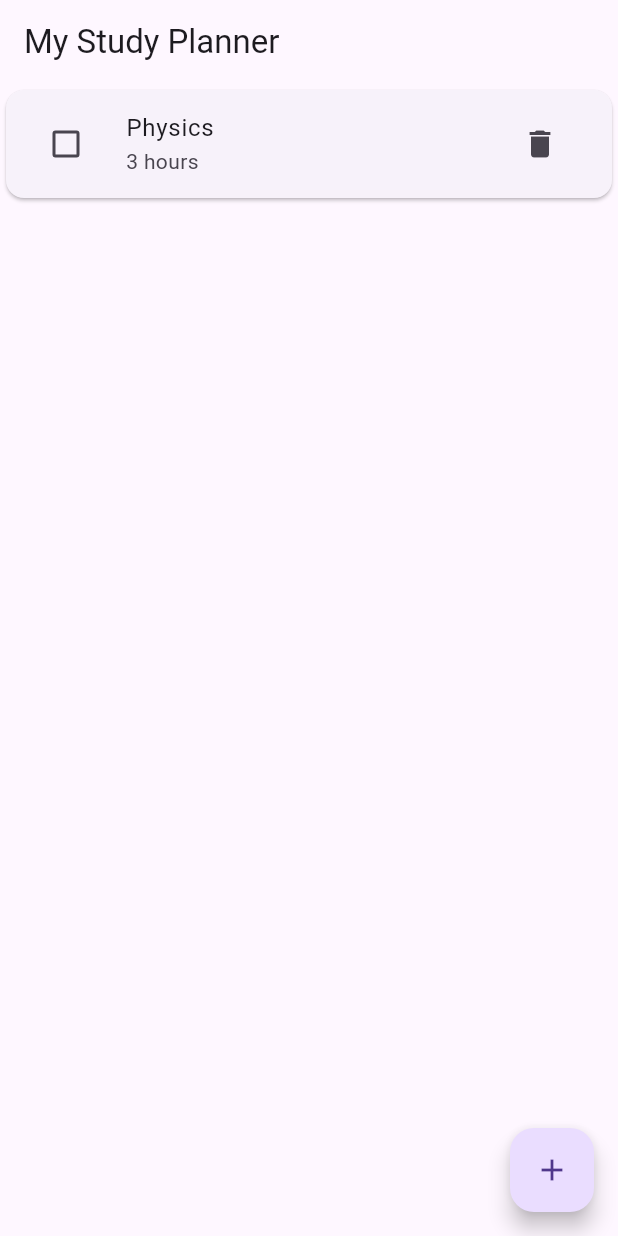
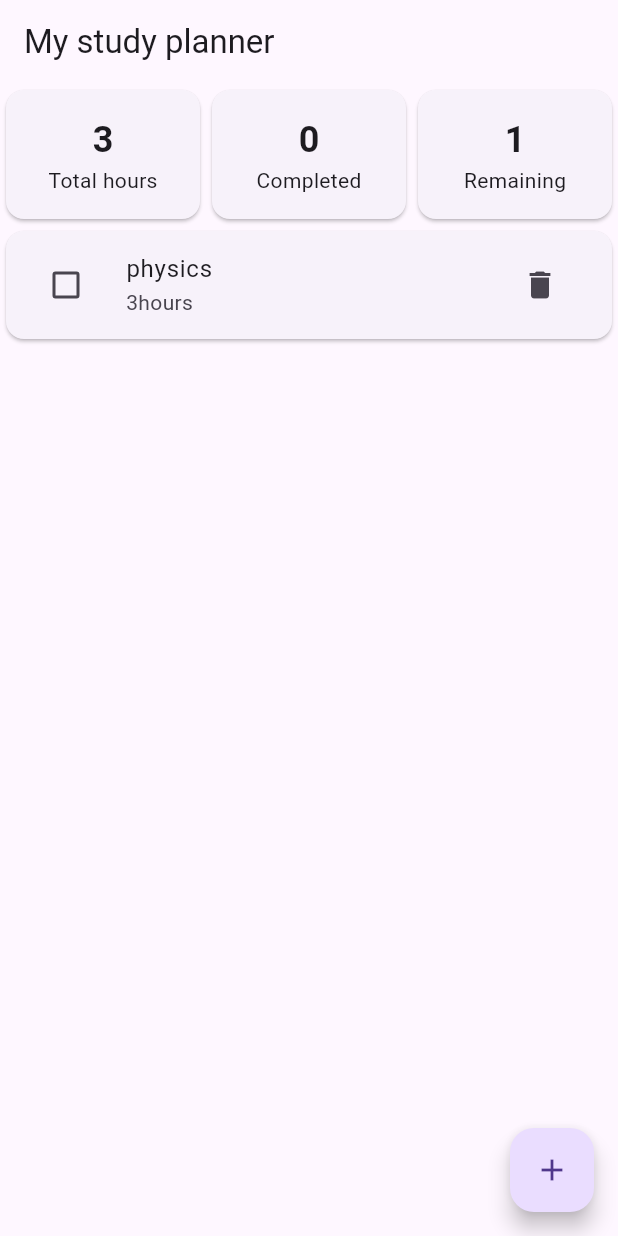
Before and after one commit to alsyidabdalslam-stack/study_planner_group10, a Flutter app: the screen it shows after launch, after a tap on the "delete" icon, on a phone screen of 412 x 824 dp. Run offline on Flutter 3.47's test engine with Material 3 defaults, Android fonts, the phone set to English and light mode, and no system bars; our stand-ins replace material_ui.

Commit message:
Phase3: add SummeryCard widget and live statistics

```diff
--- a/lib/main.dart
+++ b/lib/main.dart
@@ -1,95 +1,150 @@
-import 'package:material_ui/material_ui.dart';
+import "package:material_ui/material_ui.dart";
 
-void main() => runApp(const MyApp());
+void main() {
+  runApp(MyApp());
+}
 
 class MyApp extends StatelessWidget {
-  const MyApp({super.key});
+  Widget build(BuildContext context) {
+    return MaterialApp(title: 'My study planner', home: HomeScreen());
+  }
+}
 
-  @override
+class SummaryCard extends StatelessWidget {
+  final String title;
+  final int value;
+  SummaryCard(this.title, this.value);
+
   Widget build(BuildContext context) {
-    return const MaterialApp(title: 'My Study Planner', home: HomeScreen());
+    return Card(
+      child: Padding(
+        padding: EdgeInsets.all(16),
+        child: Column(
+          children: [
+            Text(
+              value.toString(),
+              style: TextStyle(fontSize: 24, fontWeight: FontWeight.bold),
+            ),
+            Text(title),
+          ],
+        ),
+      ),
+    );
   }
 }
 
 class HomeScreen extends StatefulWidget {
-  const HomeScreen({super.key});
-
-  @override
   State<HomeScreen> createState() => _HomeScreenState();
 }
 
 class _HomeScreenState extends State<HomeScreen> {
-  // LOGIC: data (list of maps: subject, hours, done)
-  final List<Map<String, dynamic>> goals = [
-    {'subject': 'Mathematics', 'hours': 5, 'done': false},
-    {'subject': 'Physics', 'hours': 3, 'done': false},
+  List<Map<String, dynamic>> goals = [
+    {'subject': 'mathematics', 'hours': 5, 'done': false},
+    {'subject': 'physics', 'hours': 3, 'done': false},
   ];
+  int getTotalHours() {
+    int total = 0;
+    for (int i = 0; i < goals.length; i++) {
+      total = total + (goals[i]['hours'] as int);
+    }
+    return total;
+  }
 
-  // LOGIC: add a sample goal
+  int getCompleted() {
+    int count = 0;
+    for (int i = 0; i < goals.length; i++) {
+      if (goals[i]['done'] == true) {
+        count = count + 1;
+      }
+    }
+    return count;
+  }
+
+  int getRemaining() {
+    return goals.length - getCompleted();
+  }
+
   void addSampleGoal() {
     setState(() {
       goals.add({
-        'subject': 'New goal ${goals.length + 1}',
+        'subject': 'New goal' + (goals.length + 1).toString(),
         'hours': 2,
         'done': false,
       });
     });
   }
 
-  // LOGIC: toggle done / not done
   void toggleGoal(int index) {
     setState(() {
-      goals[index]['done'] = !(goals[index]['done'] as bool);
+      if (goals[index]['done'] == true) {
+        goals[index]['done'] = false;
+      } else {
+        goals[index]['done'] = true;
+      }
     });
   }
 
-  // LOGIC: delete a goal
   void deleteGoal(int index) {
     setState(() {
       goals.removeAt(index);
     });
   }
 
-  @override
   Widget build(BuildContext context) {
-    return Scaffold(
-      // STATIC: AppBar
-      appBar: AppBar(title: const Text('My Study Planner')),
-      // STATIC: list container
-      body: ListView.builder(
-        // CONNECTION 1: UI reads the LOGIC data
+    Widget listArea;
+    if (goals.isEmpty) {
+      listArea = Center(
+        child: Text('No goals yet. Tap + to add your first one!'),
+      );
+    } else {
+      listArea = ListView.builder(
         itemCount: goals.length,
         itemBuilder: (context, index) {
-          final goal = goals[index];
-          final done = goal['done'] as bool;
           return Card(
             child: ListTile(
               leading: Checkbox(
-                value: done,
-                // CONNECTION 2: UI calls the LOGIC functions
-                onChanged: (_) => toggleGoal(index),
+                value: goals[index]['done'],
+                onChanged: (value) {
+                  toggleGoal(index);
+                },
               ),
               title: Text(
-                goal['subject'],
+                goals[index]['subject'],
                 style: TextStyle(
-                  decoration: done ? TextDecoration.lineThrough : null,
-                  color: done ? Colors.grey : null,
+                  decoration: goals[index]['done'] == true
+                      ? TextDecoration.lineThrough
+                      : TextDecoration.none,
                 ),
               ),
-              subtitle: Text('${goal['hours']} hours'),
+              subtitle: Text(goals[index]['hours'].toString() + 'hours'),
               trailing: IconButton(
-                icon: const Icon(Icons.delete),
-                onPressed: () => deleteGoal(index),
+                icon: Icon(Icons.delete),
+                onPressed: () {
+                  deleteGoal(index);
+                },
               ),
-              onTap: () => toggleGoal(index),
             ),
           );
         },
+      );
+    }
+    return Scaffold(
+      appBar: AppBar(title: Text('My study planner')),
+      body: Column(
+        children: [
+          Row(
+            children: [
+              Expanded(child: SummaryCard('Total hours', getTotalHours())),
+              Expanded(child: SummaryCard('Completed', getCompleted())),
+              Expanded(child: SummaryCard('Remaining', getRemaining())),
+            ],
+          ),
+          Expanded(child: listArea),
+        ],
       ),
-      // STATIC: floating action button
       floatingActionButton: FloatingActionButton(
         onPressed: addSampleGoal,
-        child: const Icon(Icons.add),
+        child: Icon(Icons.add),
       ),
     );
   }
```
Also changed, not shown: 1 other file.
